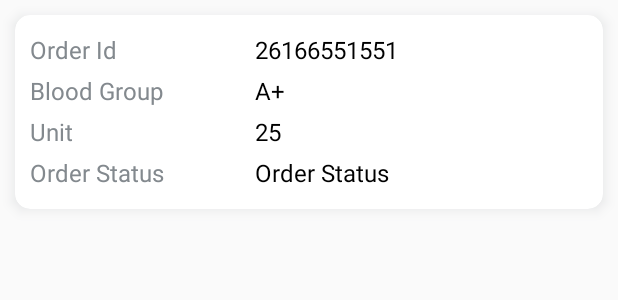
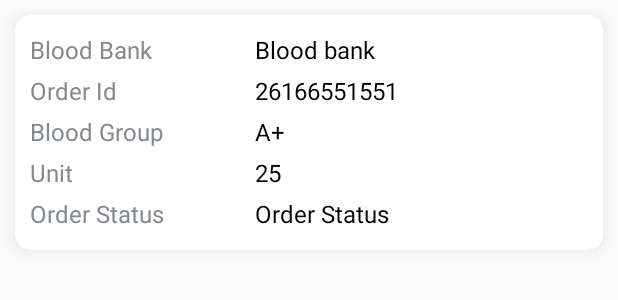
Before and after one commit to ashok1708/BlooDon, an Android app: the layout order_layout.xml on its own in the app's theme, with its tools: preview values and no code run, on a phone screen of 412 x 824 dp. Shown: the top 300 px of the screen. Run offline under Robolectric (Android 15) with nearby library versions, the phone set to English and light mode, and no system bars.

Commit message:
Add Notification Code

```diff
--- a/app/src/main/java/com/ashokcouhan/blooduser/ListenOrder.java
+++ b/app/src/main/java/com/ashokcouhan/blooduser/ListenOrder.java
@@ -80,10 +80,11 @@ public class ListenOrder extends Service implements ChildEventListener {
                 .setWhen(System.currentTimeMillis())
                 .setDefaults(Notification.DEFAULT_ALL)
                 .setTicker("Blood User")
-                .setContentInfo("Your order was updated")
+                .setContentTitle("Your order was updated")
                 .setContentText("Order #"+key+" was updated status to "+ Common.convertCodeToStatus(requests.getStatus()))
                 .setContentIntent(contentIntent)
-                .setContentInfo("Info");
+                .setStyle(new NotificationCompat.BigTextStyle().bigText("Order #"+key+" was updated status to "+ Common.convertCodeToStatus(requests.getStatus())+"\n"+"Donate Blood and Save Life.."))
+                .setAutoCancel(false);
 
         NotificationManager notificationManager =(NotificationManager)getBaseContext().getSystemService(Context.NOTIFICATION_SERVICE);
         if (android.os.Build.VERSION.SDK_INT >= android.os.Build.VERSION_CODES.O)
--- a/app/src/main/java/com/ashokcouhan/blooduser/MainActivity.java
+++ b/app/src/main/java/com/ashokcouhan/blooduser/MainActivity.java
@@ -39,6 +39,8 @@ public class MainActivity extends AppCompatActivity {
 
         bottomNavigation = findViewById(R.id.bottom_navigation);
 
+        Intent service= new Intent(MainActivity.this,ListenOrder.class);
+        startService(service);
 
         bottomNavigation.setOnNavigationItemSelectedListener(navigationItemSelectedListener);
 
--- a/app/src/main/java/com/ashokcouhan/blooduser/SplashScreen.java
+++ b/app/src/main/java/com/ashokcouhan/blooduser/SplashScreen.java
@@ -74,6 +74,7 @@ public class SplashScreen extends AppCompatActivity {
                         Intent mainIntent = new Intent(SplashScreen.this, Login.class);
                         mainIntent.addFlags(Intent.FLAG_ACTIVITY_NEW_TASK | Intent.FLAG_ACTIVITY_CLEAR_TASK );
                         startActivity(mainIntent);
+                        finish();
                     }
                 }
             }
--- a/app/src/main/res/layout/order_layout.xml
+++ b/app/src/main/res/layout/order_layout.xml
@@ -9,6 +9,7 @@
     android:outlineSpotShadowColor="@color/colorTextView"
     android:outlineAmbientShadowColor="@color/colorTextView"
    android:layout_margin="10dp"
+    android:id="@+id/layoutOrder"
     android:background="@color/whiteCardColor">
 
     <LinearLayout
@@ -24,7 +25,26 @@
                 android:layout_marginTop="2dp"
                 android:layout_width="wrap_content"
                 android:layout_height="25dp"
+                android:text="Blood Bank"
+                android:textColor="@color/colorTextView"
+                android:textSize="16dp"/>
+
+            <TextView
+                android:layout_marginTop="2dp"
+                android:layout_width="wrap_content"
+                android:layout_height="25dp"
+                android:id="@+id/orderName"
+                android:text="Blood bank"
+                android:layout_marginLeft="150dp"
+                android:textColor="@color/colorBlack"
+                android:textSize="16dp"/>
+
+            <TextView
+                android:layout_marginTop="2dp"
+                android:layout_width="wrap_content"
+                android:layout_height="25dp"
                 android:text="Order Id"
+                android:layout_below="@id/orderName"
                 android:textColor="@color/colorTextView"
                 android:textSize="16dp"/>
 
@@ -34,6 +54,7 @@
                 android:layout_height="25dp"
                 android:id="@+id/orderId"
                 android:text="26166551551"
+                android:layout_below="@id/orderName"
                 android:layout_marginLeft="150dp"
                 android:textColor="@color/colorBlack"
                 android:textSize="16dp"/>
```
Also changed, not shown: app/src/main/java/com/ashokcouhan/blooduser/BookBlood.java (+5 -3 lines), app/src/main/java/com/ashokcouhan/blooduser/Model/Myorder.java (+26 -0 lines), app/src/main/java/com/ashokcouhan/blooduser/OrderStatus.java (+59 -59 lines), app/src/main/java/com/ashokcouhan/blooduser/OrderViewHolder.java (+15 -2 lines).
